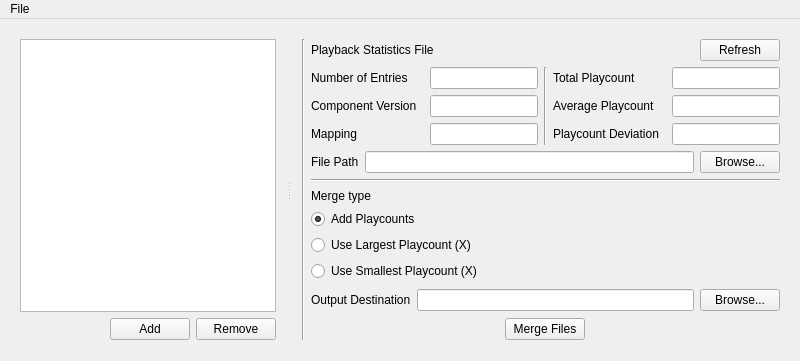
The window that playStatMerger/mainwindow.ui (Dystill/foo-playcount-xmlmerge) describes before a commit, drawn with Qt 5.
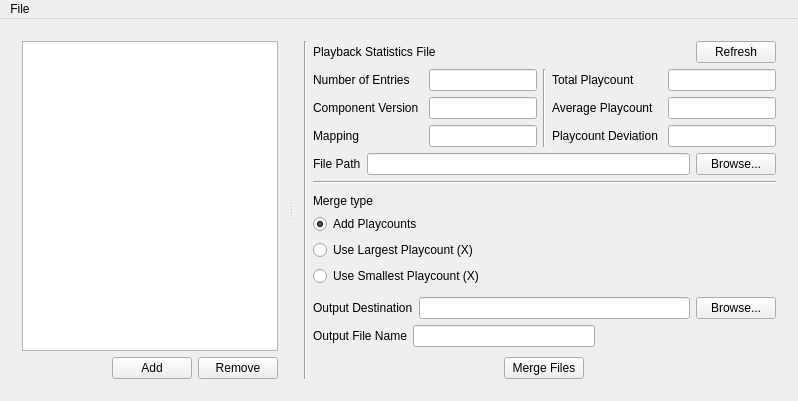
The same window after the commit.

Commit message: Reorganized file reading + started merge button

Patch:
```diff
--- a/playStatMerger/mainwindow.ui
+++ b/playStatMerger/mainwindow.ui
@@ -6,23 +6,17 @@
    <rect>
     <x>0</x>
     <y>0</y>
-    <width>800</width>
-    <height>361</height>
+    <width>798</width>
+    <height>401</height>
    </rect>
   </property>
   <property name="windowTitle">
    <string>MainWindow</string>
   </property>
   <widget class="QWidget" name="centralWidget">
+   <layout class="QVBoxLayout" name="verticalLayout_6">
+    <item>
    <widget class="QSplitter" name="splitter">
-    <property name="geometry">
-     <rect>
-      <x>9</x>
-      <y>9</y>
-      <width>782</width>
-      <height>323</height>
-     </rect>
-    </property>
     <property name="orientation">
      <enum>Qt::Horizontal</enum>
     </property>
@@ -462,6 +456,33 @@
           </item>
          </layout>
         </item>
+          <item>
+           <layout class="QHBoxLayout" name="horizontalLayout_13">
+            <item>
+             <widget class="QLabel" name="labelFilePath_OutputName">
+              <property name="text">
+               <string>Output File Name</string>
+              </property>
+             </widget>
+            </item>
+            <item>
+             <widget class="QLineEdit" name="lineEditFilePath_OutputName"/>
+            </item>
+            <item>
+             <spacer name="horizontalSpacer_9">
+              <property name="orientation">
+               <enum>Qt::Horizontal</enum>
+              </property>
+              <property name="sizeHint" stdset="0">
+               <size>
+                <width>40</width>
+                <height>20</height>
+               </size>
+              </property>
+             </spacer>
+            </item>
+           </layout>
+          </item>
         <item>
          <spacer name="verticalSpacer">
           <property name="orientation">
@@ -491,13 +512,15 @@
      </layout>
     </widget>
    </widget>
+    </item>
+   </layout>
   </widget>
   <widget class="QMenuBar" name="menuBar">
    <property name="geometry">
     <rect>
      <x>0</x>
      <y>0</y>
-     <width>800</width>
+     <width>798</width>
      <height>20</height>
     </rect>
    </property>
```
Left out of the diff: 2 changed lines with no effect on the pictures. Lines whose indentation alone changed are shown as unchanged. The commit also changes 4 other files.
